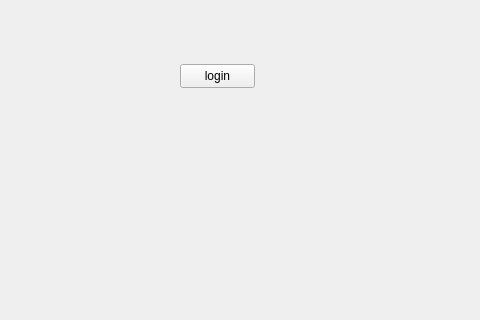
This is QTbank/widget.ui in vedaProject1/bankproject as Qt 5 draws it before an edit; both pictures show x 150 to 630 and y 146 to 466 of the 800 by 600 pixel window. The edited form follows.
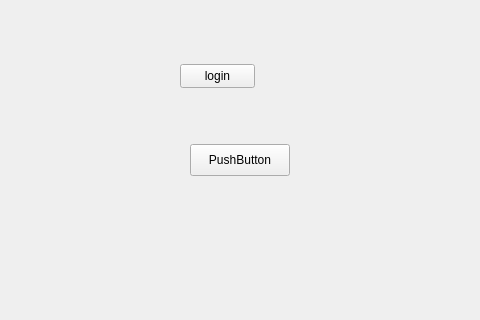
This is the edited form.

Commit message: feat : 버튼 하나 더생성

The edit to the form file:
```diff
--- a/QTbank/widget.ui
+++ b/QTbank/widget.ui
@@ -26,6 +26,19 @@
     <string>login</string>
    </property>
   </widget>
+  <widget class="QPushButton" name="pushButton_2">
+   <property name="geometry">
+    <rect>
+     <x>340</x>
+     <y>290</y>
+     <width>100</width>
+     <height>32</height>
+    </rect>
+   </property>
+   <property name="text">
+    <string>PushButton</string>
+   </property>
+  </widget>
  </widget>
  <resources/>
  <connections>
```
Left out of the diff: 16 changed lines with no effect on the pictures.
